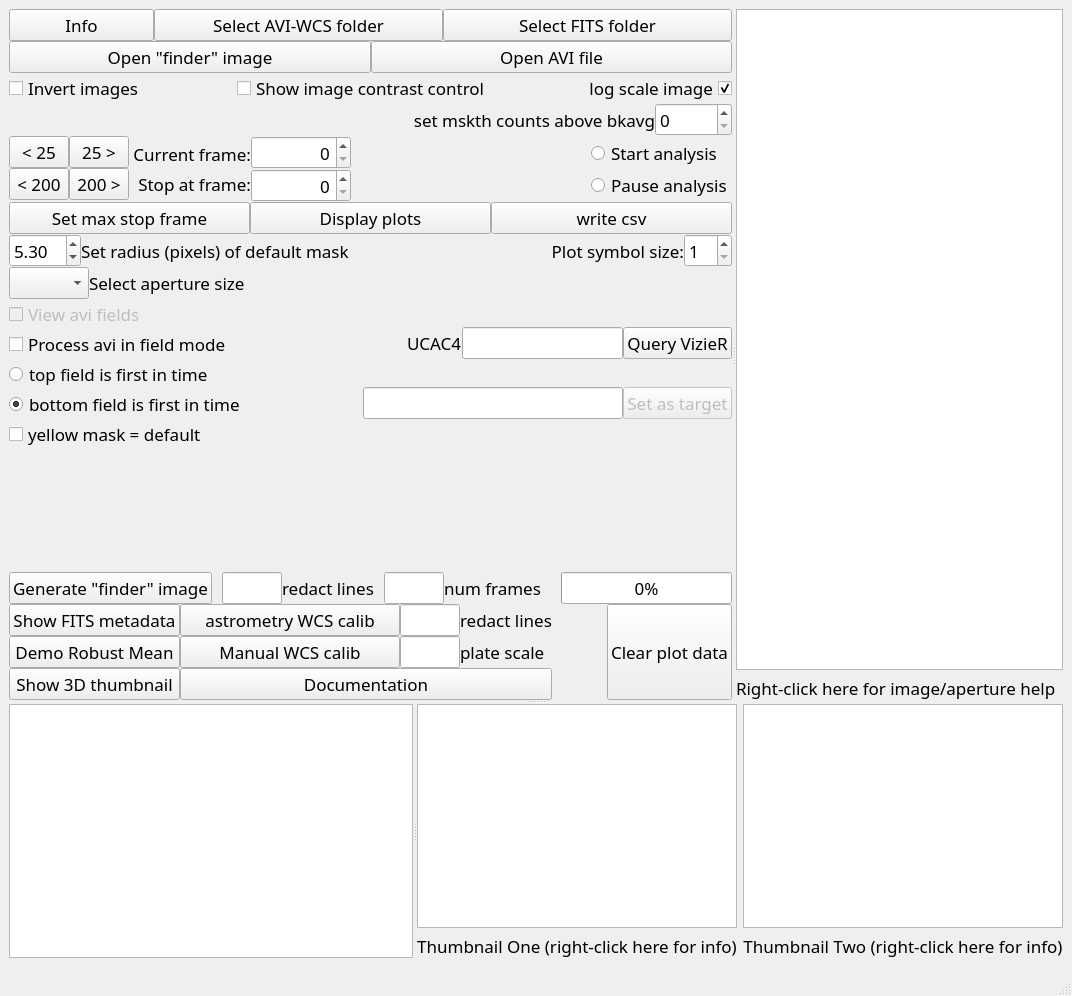
Before: the Qt Designer form src/pymovie/PyMovie.ui in bob-anderson-ok/pymovie, drawn with Qt 5.
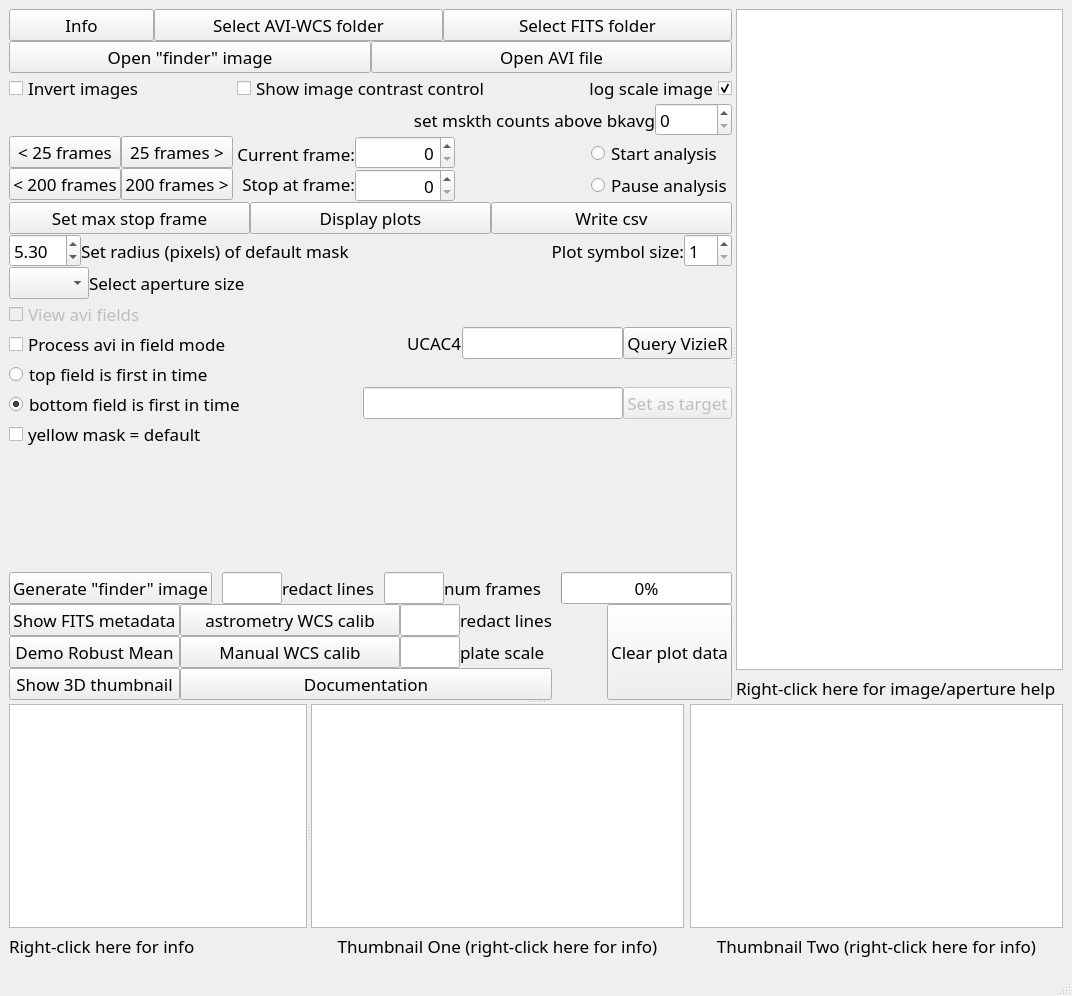
After: the same form once the commit is applied. Custom widgets are drawn as their Qt base class.

Commit message: v1.0.5 adds more polished right-click-for-help

```diff
--- a/src/pymovie/PyMovie.ui
+++ b/src/pymovie/PyMovie.ui
@@ -26,12 +26,6 @@
    <layout class="QGridLayout" name="gridLayout">
     <item row="0" column="0">
      <widget class="QSplitter" name="splitter_3">
-      <property name="sizePolicy">
-       <sizepolicy hsizetype="Expanding" vsizetype="Preferred">
-        <horstretch>0</horstretch>
-        <verstretch>2</verstretch>
-       </sizepolicy>
-      </property>
       <property name="orientation">
        <enum>Qt::Vertical</enum>
       </property>
@@ -250,7 +244,7 @@
               <widget class="QPushButton" name="back25Button">
                <property name="maximumSize">
                 <size>
-                 <width>60</width>
+                 <width>120</width>
                  <height>16777215</height>
                 </size>
                </property>
@@ -258,7 +252,7 @@
                 <string>&lt;html&gt;&lt;head/&gt;&lt;body&gt;&lt;p&gt;Jump back 25 frames.&lt;/p&gt;&lt;/body&gt;&lt;/html&gt;</string>
                </property>
                <property name="text">
-                <string>&lt; 25</string>
+                <string>&lt; 25 frames</string>
                </property>
               </widget>
              </item>
@@ -266,7 +260,7 @@
               <widget class="QPushButton" name="back200Button">
                <property name="maximumSize">
                 <size>
-                 <width>60</width>
+                 <width>120</width>
                  <height>16777215</height>
                 </size>
                </property>
@@ -274,7 +268,7 @@
                 <string>&lt;html&gt;&lt;head/&gt;&lt;body&gt;&lt;p&gt;Jump back 200 frames.&lt;/p&gt;&lt;/body&gt;&lt;/html&gt;</string>
                </property>
                <property name="text">
-                <string>&lt; 200</string>
+                <string>&lt; 200 frames</string>
                </property>
               </widget>
              </item>
@@ -289,7 +283,7 @@
               <widget class="QPushButton" name="forward25Button">
                <property name="maximumSize">
                 <size>
-                 <width>60</width>
+                 <width>120</width>
                  <height>16777215</height>
                 </size>
                </property>
@@ -297,7 +291,7 @@
                 <string>&lt;html&gt;&lt;head/&gt;&lt;body&gt;&lt;p&gt;Jump forward 25 frames.&lt;/p&gt;&lt;/body&gt;&lt;/html&gt;</string>
                </property>
                <property name="text">
-                <string>25 &gt;</string>
+                <string>25 frames &gt;</string>
                </property>
               </widget>
              </item>
@@ -305,7 +299,7 @@
               <widget class="QPushButton" name="forward200Button">
                <property name="maximumSize">
                 <size>
-                 <width>60</width>
+                 <width>120</width>
                  <height>16777215</height>
                 </size>
                </property>
@@ -313,7 +307,7 @@
                 <string>&lt;html&gt;&lt;head/&gt;&lt;body&gt;&lt;p&gt;Jump forward 200 frames.&lt;/p&gt;&lt;/body&gt;&lt;/html&gt;</string>
                </property>
                <property name="text">
-                <string>200 &gt;</string>
+                <string>200 frames &gt;</string>
                </property>
               </widget>
              </item>
@@ -569,7 +563,7 @@
               <string>&lt;html&gt;&lt;head/&gt;&lt;body&gt;&lt;p&gt;Clicking this button opens a Save File dialog. Use this dialog to name and, optionally select the directory where you wish the csv file to be written. The default directory is the directory from which the video data was read.&lt;/p&gt;&lt;p&gt;A set of columns is created for each aperture with the column naming incorporating the aperture name for identification.&lt;/p&gt;&lt;p&gt;Hopefully you named each aperture in a logical manner. While there is an automatic unique name given to each aperture at creation time, providing user-friendly aperture names will help greatly in identifying the csv file columns.&lt;/p&gt;&lt;p&gt;Apertures can be renamed at any time without losing any data, so please make use of this feature: it will make consumers of your csv file happy.&lt;/p&gt;&lt;/body&gt;&lt;/html&gt;</string>
              </property>
              <property name="text">
-              <string>write csv</string>
+              <string>Write csv</string>
              </property>
             </widget>
            </item>
@@ -1335,23 +1329,39 @@
        <property name="orientation">
         <enum>Qt::Horizontal</enum>
        </property>
-       <widget class="QTextEdit" name="textOut">
-        <property name="sizePolicy">
-         <sizepolicy hsizetype="Expanding" vsizetype="Expanding">
-          <horstretch>1</horstretch>
-          <verstretch>0</verstretch>
-         </sizepolicy>
-        </property>
-        <property name="font">
-         <font>
-          <family>Courier New</family>
-          <weight>75</weight>
-          <bold>true</bold>
-         </font>
-        </property>
-        <property name="toolTip">
-         <string>&lt;html&gt;&lt;head/&gt;&lt;body&gt;&lt;p&gt;Here is the 'decoder' for the column headings:&lt;/p&gt;&lt;p&gt;signal = sum of all pixels included in the mask with the background (bkavg) subtracted from each one.&lt;/p&gt;&lt;p&gt;appsum = sum of all pixels included in the mask &lt;/p&gt;&lt;p&gt;bkavg = average background, calculated using a Robust Mean estimator with 50% outlier rejection.&lt;/p&gt;&lt;p&gt;bkstd = standard deviation of the background, calculated using a Robust Scale estimator with 50% outlier rejection (assumes gaussian distribution)&lt;/p&gt;&lt;p&gt;mskth = Thresh used in forming mask. This value is added to bkavg to compute binary mask&lt;/p&gt;&lt;p&gt;mskpx = number of pixels in binary mask - if negative, a default mask was used&lt;/p&gt;&lt;p&gt;cvxhull = convex hull: the area enclosed by a rubber band that surrounds the mask.&lt;/p&gt;&lt;p&gt;xpos = y position of centroid in image coordinates&lt;/p&gt;&lt;p&gt;ypos = x position of centroid in image coordinates&lt;/p&gt;&lt;p&gt;minpx = minimum value pixel contained in the aperture&lt;/p&gt;&lt;p&gt;maxpx = maximum value pixel contained in the aperture&lt;/p&gt;&lt;/body&gt;&lt;/html&gt;</string>
-        </property>
+       <widget class="QWidget" name="">
+        <layout class="QVBoxLayout" name="verticalLayout_14">
+         <item>
+          <widget class="QTextEdit" name="textOut">
+           <property name="sizePolicy">
+            <sizepolicy hsizetype="Expanding" vsizetype="Expanding">
+             <horstretch>1</horstretch>
+             <verstretch>0</verstretch>
+            </sizepolicy>
+           </property>
+           <property name="font">
+            <font>
+             <family>Courier New</family>
+             <weight>75</weight>
+             <bold>true</bold>
+            </font>
+           </property>
+           <property name="toolTip">
+            <string>&lt;html&gt;&lt;head/&gt;&lt;body&gt;&lt;p&gt;&lt;br/&gt;&lt;/p&gt;&lt;/body&gt;&lt;/html&gt;</string>
+           </property>
+          </widget>
+         </item>
+         <item>
+          <widget class="QLabel" name="textOutLabel">
+           <property name="toolTip">
+            <string>&lt;html&gt;&lt;head/&gt;&lt;body&gt;&lt;p&gt;Here is the 'decoder' for the column headings:&lt;/p&gt;&lt;p&gt;signal = sum of all pixels included in the mask with the background (bkavg) subtracted from each one.&lt;/p&gt;&lt;p&gt;appsum = sum of all pixels included in the mask &lt;/p&gt;&lt;p&gt;bkavg = average background, calculated using a Robust Mean estimator with 50% outlier rejection.&lt;/p&gt;&lt;p&gt;bkstd = standard deviation of the background, calculated using a Robust Scale estimator with 50% outlier rejection (assumes gaussian distribution)&lt;/p&gt;&lt;p&gt;mskth = Thresh used in forming mask. This value is added to bkavg to compute binary mask&lt;/p&gt;&lt;p&gt;mskpx = number of pixels in binary mask - if negative, a default mask was used&lt;/p&gt;&lt;p&gt;cvxhull = convex hull: the area enclosed by a rubber band that surrounds the mask.&lt;/p&gt;&lt;p&gt;xpos = y position of centroid in image coordinates&lt;/p&gt;&lt;p&gt;ypos = x position of centroid in image coordinates&lt;/p&gt;&lt;p&gt;minpx = minimum value pixel contained in the aperture&lt;/p&gt;&lt;p&gt;maxpx = maximum value pixel contained in the aperture&lt;/p&gt;&lt;/body&gt;&lt;/html&gt;</string>
+           </property>
+           <property name="text">
+            <string>Right-click here for info</string>
+           </property>
+          </widget>
+         </item>
+        </layout>
        </widget>
        <widget class="QWidget" name="layoutWidget">
         <layout class="QHBoxLayout" name="horizontalLayout_2">
```
Left out of the diff: 69 changed lines with no effect on the pictures. The commit also changes 8 other files.
